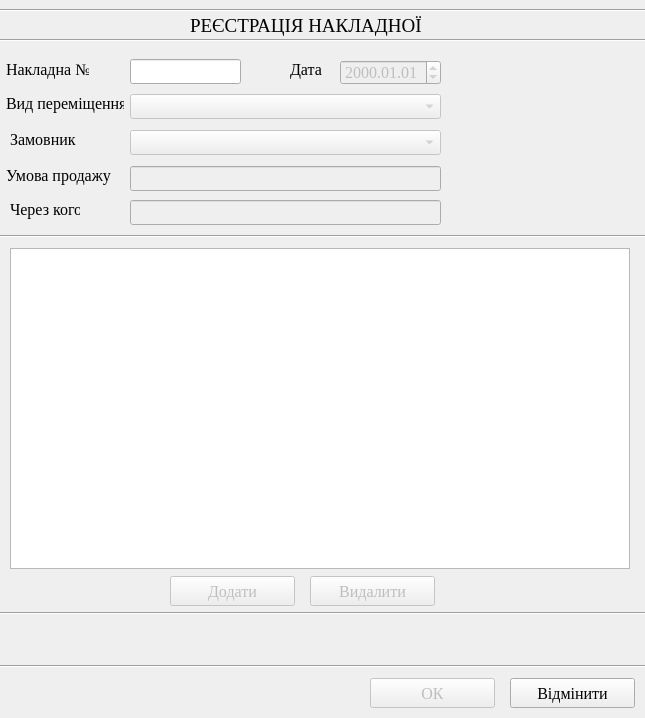
This is create_ttn.ui in andrboyko/zbyt as Qt 5 draws it before an edit. The edited form follows.
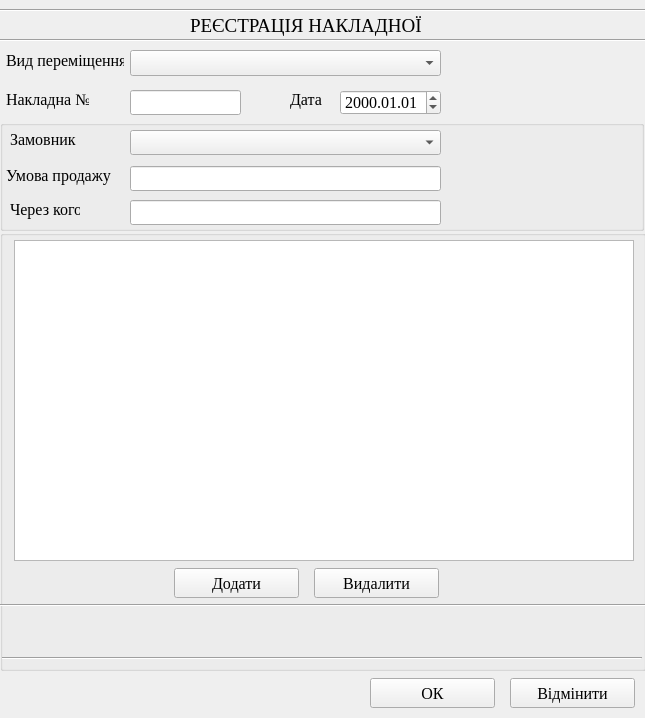
This is the edited form. Icons and pictures are not drawn.

Diff of the .ui file:
```diff
--- a/create_ttn.ui
+++ b/create_ttn.ui
@@ -35,19 +35,6 @@
    <iconset resource="ico.qrc">
     <normaloff>:/ico/arrowup.ico</normaloff>:/ico/arrowup.ico</iconset>
   </property>
-  <widget class="QLabel" name="label_7">
-   <property name="geometry">
-    <rect>
-     <x>480</x>
-     <y>628</y>
-     <width>141</width>
-     <height>20</height>
-    </rect>
-   </property>
-   <property name="text">
-    <string/>
-   </property>
-  </widget>
   <widget class="Line" name="line">
    <property name="geometry">
     <rect>
@@ -93,100 +80,9 @@
     <string>РЕЄСТРАЦІЯ НАКЛАДНОЇ</string>
    </property>
   </widget>
-  <widget class="QTableView" name="tableView">
-   <property name="geometry">
-    <rect>
-     <x>10</x>
-     <y>248</y>
-     <width>620</width>
-     <height>321</height>
-    </rect>
-   </property>
-   <property name="selectionBehavior">
-    <enum>QAbstractItemView::SelectRows</enum>
-   </property>
-  </widget>
-  <widget class="QPushButton" name="pushButton">
-   <property name="enabled">
-    <bool>false</bool>
-   </property>
-   <property name="geometry">
-    <rect>
-     <x>170</x>
-     <y>576</y>
-     <width>125</width>
-     <height>30</height>
-    </rect>
-   </property>
-   <property name="text">
-    <string>Додати</string>
-   </property>
-   <property name="icon">
-    <iconset resource="ico.qrc">
-     <normaloff>:/ico/Button Add.ico</normaloff>:/ico/Button Add.ico</iconset>
-   </property>
-   <property name="iconSize">
-    <size>
-     <width>22</width>
-     <height>22</height>
-    </size>
-   </property>
-  </widget>
-  <widget class="QPushButton" name="pushButton_3">
-   <property name="enabled">
-    <bool>false</bool>
-   </property>
-   <property name="geometry">
-    <rect>
-     <x>310</x>
-     <y>576</y>
-     <width>125</width>
-     <height>30</height>
-    </rect>
-   </property>
-   <property name="text">
-    <string>Видалити</string>
-   </property>
-   <property name="icon">
-    <iconset resource="ico.qrc">
-     <normaloff>:/ico/Button Delete.ico</normaloff>:/ico/Button Delete.ico</iconset>
-   </property>
-   <property name="iconSize">
-    <size>
-     <width>22</width>
-     <height>22</height>
-    </size>
-   </property>
-  </widget>
-  <widget class="Line" name="line_3">
-   <property name="geometry">
-    <rect>
-     <x>0</x>
-     <y>605</y>
-     <width>651</width>
-     <height>16</height>
-    </rect>
-   </property>
-   <property name="orientation">
-    <enum>Qt::Horizontal</enum>
-   </property>
-  </widget>
-  <widget class="Line" name="line_4">
-   <property name="geometry">
-    <rect>
-     <x>0</x>
-     <y>228</y>
-     <width>651</width>
-     <height>16</height>
-    </rect>
-   </property>
-   <property name="orientation">
-    <enum>Qt::Horizontal</enum>
-   </property>
-  </widget>
   <widget class="QPushButton" name="pushButton_4">
    <property name="enabled">
-    <bool>false</bool>
+    <bool>true</bool>
    </property>
    <property name="geometry">
     <rect>
@@ -213,63 +109,11 @@
     <string>Відмінити</string>
    </property>
   </widget>
-  <widget class="Line" name="line_5">
-   <property name="geometry">
-    <rect>
-     <x>0</x>
-     <y>658</y>
-     <width>651</width>
-     <height>16</height>
-    </rect>
-   </property>
-   <property name="orientation">
-    <enum>Qt::Horizontal</enum>
-   </property>
-  </widget>
-  <widget class="QLabel" name="label_6">
-   <property name="geometry">
-    <rect>
-     <x>6</x>
-     <y>166</y>
-     <width>105</width>
-     <height>19</height>
-    </rect>
-   </property>
-   <property name="text">
-    <string>Умова продажу</string>
-   </property>
-  </widget>
-  <widget class="QLineEdit" name="lineEdit_3">
-   <property name="enabled">
-    <bool>false</bool>
-   </property>
-   <property name="geometry">
-    <rect>
-     <x>130</x>
-     <y>166</y>
-     <width>311</width>
-     <height>25</height>
-    </rect>
-   </property>
-  </widget>
-  <widget class="QLabel" name="label_4">
-   <property name="geometry">
-    <rect>
-     <x>10</x>
-     <y>130</y>
-     <width>66</width>
-     <height>19</height>
-    </rect>
-   </property>
-   <property name="text">
-    <string>Замовник</string>
-   </property>
-  </widget>
   <widget class="QLabel" name="label_2">
    <property name="geometry">
     <rect>
      <x>290</x>
-     <y>60</y>
+     <y>90</y>
      <width>32</width>
      <height>19</height>
     </rect>
@@ -280,35 +124,25 @@
   </widget>
   <widget class="QComboBox" name="comboBox">
    <property name="enabled">
-    <bool>false</bool>
+    <bool>true</bool>
    </property>
    <property name="geometry">
     <rect>
      <x>130</x>
-     <y>94</y>
+     <y>50</y>
      <width>311</width>
-     <height>25</height>
+     <height>26</height>
     </rect>
    </property>
-  </widget>
-  <widget class="QLabel" name="label_5">
-   <property name="geometry">
-    <rect>
-     <x>10</x>
-     <y>200</y>
-     <width>70</width>
-     <height>19</height>
-    </rect>
-   </property>
-   <property name="text">
-    <string>Через кого</string>
+   <property name="currentIndex">
+    <number>-1</number>
    </property>
   </widget>
   <widget class="QLabel" name="label">
    <property name="geometry">
     <rect>
      <x>6</x>
-     <y>60</y>
+     <y>90</y>
      <width>83</width>
      <height>19</height>
     </rect>
@@ -319,12 +153,12 @@
   </widget>
   <widget class="QDateEdit" name="dateEdit">
    <property name="enabled">
-    <bool>false</bool>
+    <bool>true</bool>
    </property>
    <property name="geometry">
     <rect>
      <x>340</x>
-     <y>60</y>
+     <y>90</y>
      <width>101</width>
      <height>25</height>
     </rect>
@@ -342,30 +176,20 @@
     <string>yyyy.MM.dd</string>
    </property>
   </widget>
-  <widget class="QComboBox" name="comboBox_2">
-   <property name="enabled">
-    <bool>false</bool>
-   </property>
-   <property name="geometry">
-    <rect>
-     <x>130</x>
-     <y>130</y>
-     <width>311</width>
-     <height>25</height>
-    </rect>
-   </property>
-  </widget>
   <widget class="QLineEdit" name="lineEdit">
+   <property name="enabled">
+    <bool>true</bool>
+   </property>
    <property name="geometry">
     <rect>
      <x>130</x>
-     <y>59</y>
+     <y>90</y>
      <width>111</width>
      <height>25</height>
     </rect>
    </property>
    <property name="inputMask">
-    <string>999999</string>
+    <string/>
    </property>
    <property name="maxLength">
     <number>6</number>
@@ -381,53 +205,222 @@
    <property name="geometry">
     <rect>
      <x>6</x>
-     <y>94</y>
+     <y>50</y>
      <width>118</width>
-     <height>19</height>
+     <height>20</height>
     </rect>
    </property>
    <property name="text">
     <string>Вид переміщення</string>
    </property>
   </widget>
-  <widget class="QLineEdit" name="lineEdit_2">
-   <property name="enabled">
-    <bool>false</bool>
-   </property>
+  <widget class="QGroupBox" name="groupBox">
    <property name="geometry">
     <rect>
-     <x>130</x>
-     <y>200</y>
-     <width>311</width>
-     <height>25</height>
+     <x>0</x>
+     <y>120</y>
+     <width>644</width>
+     <height>111</height>
     </rect>
    </property>
+   <property name="flat">
+    <bool>true</bool>
+   </property>
+   <widget class="QLabel" name="label_5">
+    <property name="geometry">
+     <rect>
+      <x>10</x>
+      <y>80</y>
+      <width>70</width>
+      <height>19</height>
+     </rect>
+    </property>
+    <property name="text">
+     <string>Через кого</string>
+    </property>
+   </widget>
+   <widget class="QLineEdit" name="lineEdit_3">
+    <property name="enabled">
+     <bool>true</bool>
+    </property>
+    <property name="geometry">
+     <rect>
+      <x>130</x>
+      <y>46</y>
+      <width>311</width>
+      <height>25</height>
+     </rect>
+    </property>
+   </widget>
+   <widget class="QComboBox" name="comboBox_2">
+    <property name="enabled">
+     <bool>true</bool>
+    </property>
+    <property name="geometry">
+     <rect>
+      <x>130</x>
+      <y>10</y>
+      <width>311</width>
+      <height>25</height>
+     </rect>
+    </property>
+   </widget>
+   <widget class="QLabel" name="label_4">
+    <property name="geometry">
+     <rect>
+      <x>10</x>
+      <y>10</y>
+      <width>66</width>
+      <height>19</height>
+     </rect>
+    </property>
+    <property name="text">
+     <string>Замовник</string>
+    </property>
+   </widget>
+   <widget class="QLabel" name="label_6">
+    <property name="geometry">
+     <rect>
+      <x>6</x>
+      <y>46</y>
+      <width>105</width>
+      <height>19</height>
+     </rect>
+    </property>
+    <property name="text">
+     <string>Умова продажу</string>
+    </property>
+   </widget>
+   <widget class="QLineEdit" name="lineEdit_2">
+    <property name="enabled">
+     <bool>true</bool>
+    </property>
+    <property name="geometry">
+     <rect>
+      <x>130</x>
+      <y>80</y>
+      <width>311</width>
+      <height>25</height>
+     </rect>
+    </property>
+   </widget>
   </widget>
-  <widget class="QPushButton" name="pushButton_2">
+  <widget class="QGroupBox" name="groupBox_2">
    <property name="geometry">
     <rect>
-     <x>247</x>
-     <y>59</y>
-     <width>25</width>
-     <height>25</height>
+     <x>0</x>
+     <y>230</y>
+     <width>646</width>
+     <height>441</height>
     </rect>
    </property>
-   <property name="text">
-    <string/>
-   </property>
-   <property name="icon">
-    <iconset resource="ico.qrc">
-     <normaloff>:/ico/16.ico</normaloff>:/ico/16.ico</iconset>
-   </property>
-   <property name="iconSize">
-    <size>
-     <width>20</width>
-     <height>20</height>
-    </size>
-   </property>
    <property name="flat">
     <bool>true</bool>
    </property>
+   <widget class="QTableView" name="tableView">
+    <property name="geometry">
+     <rect>
+      <x>14</x>
+      <y>10</y>
+      <width>620</width>
+      <height>321</height>
+     </rect>
+    </property>
+    <property name="selectionBehavior">
+     <enum>QAbstractItemView::SelectRows</enum>
+    </property>
+   </widget>
+   <widget class="Line" name="line_5">
+    <property name="geometry">
+     <rect>
+      <x>2</x>
+      <y>420</y>
+      <width>640</width>
+      <height>16</height>
+     </rect>
+    </property>
+    <property name="orientation">
+     <enum>Qt::Horizontal</enum>
+    </property>
+   </widget>
+   <widget class="Line" name="line_3">
+    <property name="geometry">
+     <rect>
+      <x>0</x>
+      <y>367</y>
+      <width>651</width>
+      <height>16</height>
+     </rect>
+    </property>
+    <property name="orientation">
+     <enum>Qt::Horizontal</enum>
+    </property>
+   </widget>
+   <widget class="QPushButton" name="pushButton">
+    <property name="enabled">
+     <bool>true</bool>
+    </property>
+    <property name="geometry">
+     <rect>
+      <x>174</x>
+      <y>338</y>
+      <width>125</width>
+      <height>30</height>
+     </rect>
+    </property>
+    <property name="text">
+     <string>Додати</string>
+    </property>
+    <property name="icon">
+     <iconset resource="ico.qrc">
+      <normaloff>:/ico/Button Add.ico</normaloff>:/ico/Button Add.ico</iconset>
+    </property>
+    <property name="iconSize">
+     <size>
+      <width>22</width>
+      <height>22</height>
+     </size>
+    </property>
+   </widget>
+   <widget class="QPushButton" name="pushButton_3">
+    <property name="enabled">
+     <bool>true</bool>
+    </property>
+    <property name="geometry">
+     <rect>
+      <x>314</x>
+      <y>338</y>
+      <width>125</width>
+      <height>30</height>
+     </rect>
+    </property>
+    <property name="text">
+     <string>Видалити</string>
+    </property>
+    <property name="icon">
+     <iconset resource="ico.qrc">
+      <normaloff>:/ico/Button Delete.ico</normaloff>:/ico/Button Delete.ico</iconset>
+    </property>
+    <property name="iconSize">
+     <size>
+      <width>22</width>
+      <height>22</height>
+     </size>
+    </property>
+   </widget>
+   <widget class="QLabel" name="label_7">
+    <property name="geometry">
+     <rect>
+      <x>480</x>
+      <y>390</y>
+      <width>141</width>
+      <height>20</height>
+     </rect>
+    </property>
+    <property name="text">
+     <string/>
+    </property>
+   </widget>
   </widget>
  </widget>
  <tabstops>
```
Left out of the diff: 3 changed lines with no effect on the pictures.
